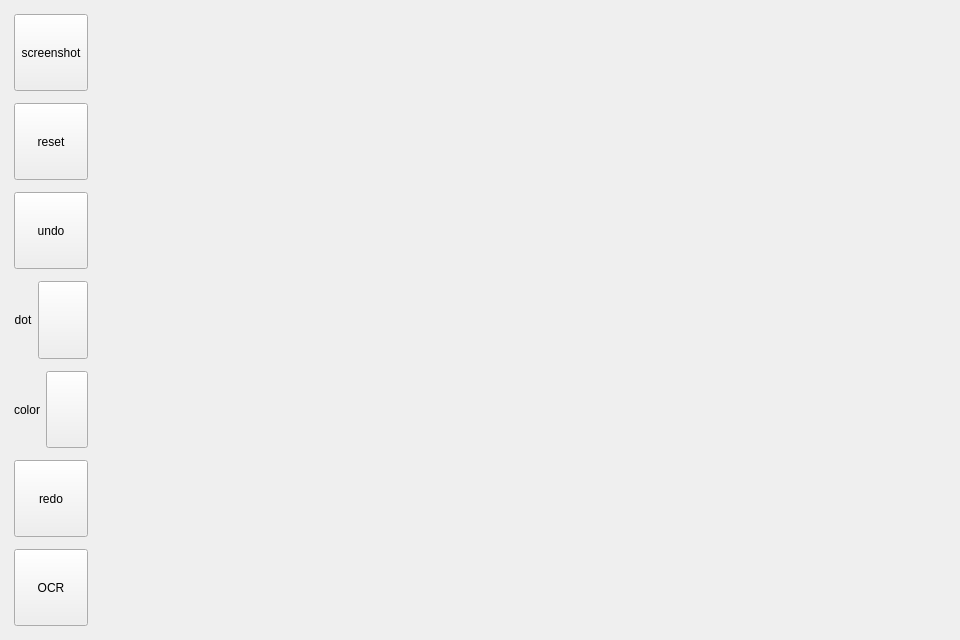
Above: app/ui/paint_widget.ui from xuguodong1999/COCR before the change. Below: the same form after it.
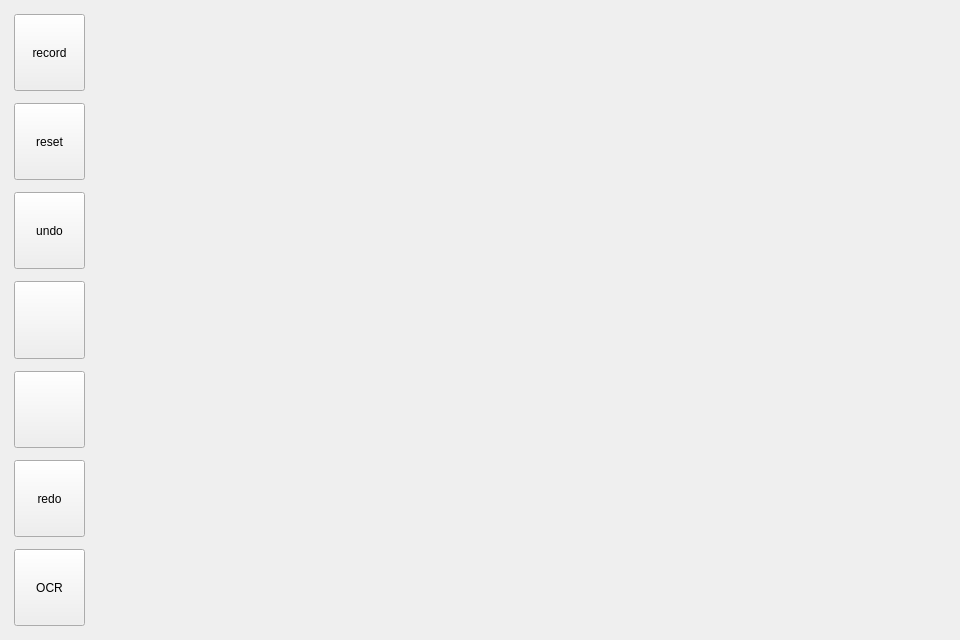
That is the form after the change.

The edit to the form file:
```diff
--- a/app/ui/paint_widget.ui
+++ b/app/ui/paint_widget.ui
@@ -55,7 +55,7 @@
                                 </sizepolicy>
                             </property>
                             <property name="text">
-                                <string>screenshot</string>
+        <string>record</string>
                             </property>
                         </widget>
                     </item>
@@ -86,26 +86,10 @@
                         </widget>
                     </item>
                     <item>
-                        <layout class="QHBoxLayout" name="dot_layout" stretch="1,9">
+      <layout class="QHBoxLayout" name="dot_layout" stretch="9">
                             <property name="spacing">
                                 <number>6</number>
                             </property>
-                            <item>
-                                <widget class="QLabel" name="dot_label">
-                                    <property name="sizePolicy">
-                                        <sizepolicy hsizetype="Preferred" vsizetype="Preferred">
-                                            <horstretch>0</horstretch>
-                                            <verstretch>0</verstretch>
-                                        </sizepolicy>
-                                    </property>
-                                    <property name="text">
-                                        <string>dot</string>
-                                    </property>
-                                    <property name="alignment">
-                                        <set>Qt::AlignCenter</set>
-                                    </property>
-                                </widget>
-                            </item>
                             <item>
                                 <widget class="QToolButton" name="dot_btn">
                                     <property name="sizePolicy">
@@ -122,26 +106,10 @@
                         </layout>
                     </item>
                     <item>
-                        <layout class="QHBoxLayout" name="color_layout" stretch="1,9">
+      <layout class="QHBoxLayout" name="color_layout" stretch="9">
                             <property name="spacing">
                                 <number>6</number>
                             </property>
-                            <item>
-                                <widget class="QLabel" name="color_label">
-                                    <property name="sizePolicy">
-                                        <sizepolicy hsizetype="Preferred" vsizetype="Preferred">
-                                            <horstretch>0</horstretch>
-                                            <verstretch>0</verstretch>
-                                        </sizepolicy>
-                                    </property>
-                                    <property name="text">
-                                        <string>color</string>
-                                    </property>
-                                    <property name="alignment">
-                                        <set>Qt::AlignCenter</set>
-                                    </property>
-                                </widget>
-                            </item>
                             <item>
                                 <widget class="QToolButton" name="color_btn">
                                     <property name="sizePolicy">
```
Lines whose indentation alone changed are shown as unchanged.
